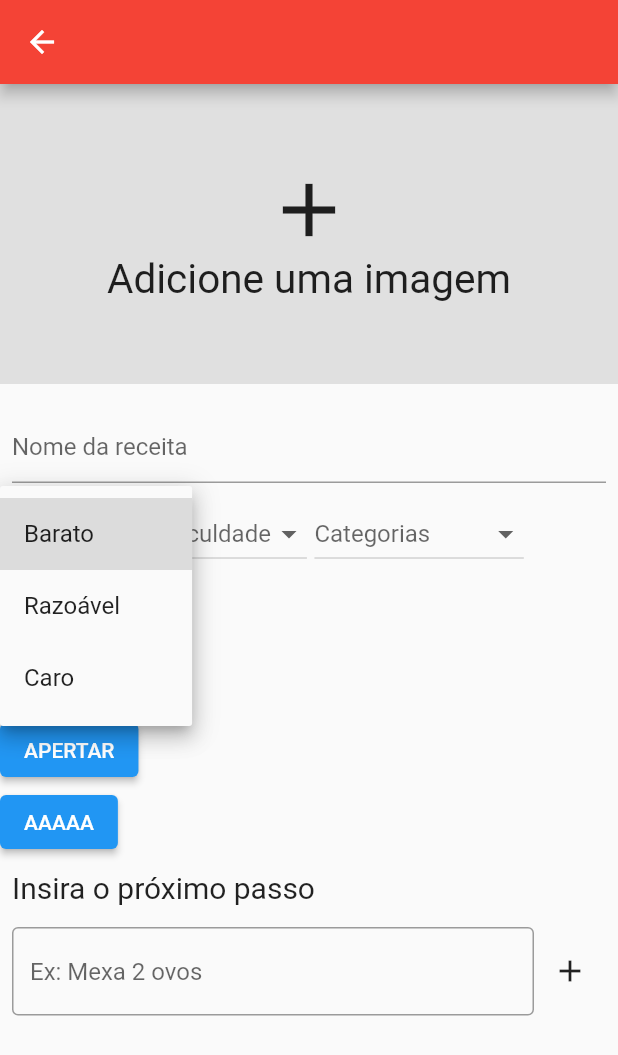
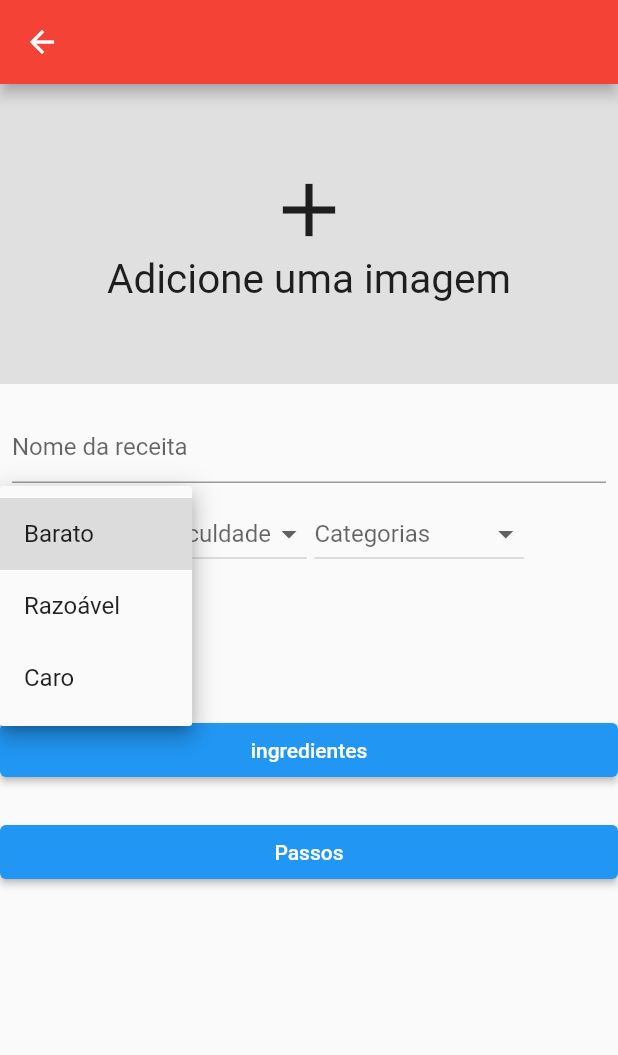
Before and after one commit to adrianoaraujo0/app_refeicoes, a Flutter app: the RegistrationPage screen opened directly, after a tap on "Custo", on a phone screen of 412 x 824 dp. Shown: the top 1055 px of the screen. Run offline on Flutter 3.47's test engine with Material 2 defaults, Android fonts, the light colour scheme and no system bars; our stand-ins replace sqflite; accounts and stored records are empty; network calls fail.

Commit message:
ïmplementando tela de registro

```diff
--- a/lib/pages/registration/registration_controller.dart
+++ b/lib/pages/registration/registration_controller.dart
@@ -32,10 +32,10 @@ class RegistrationController{
      controllerListIngredients.sink.add(listIngredients);
      textControllerIngredients.clear();
   }
+
   void updateListSteps(){
      listSteps.add(textControllerSteps.text);
      controllerListSteps.sink.add(listSteps);
      textControllerSteps.clear();
   }
-
 }
--- a/lib/pages/registration/registration_page.dart
+++ b/lib/pages/registration/registration_page.dart
@@ -36,18 +36,43 @@ class _RegistrationPageState extends State<RegistrationPage> {
             const SizedBox(height: 10),
             buildForm(),
             const SizedBox(height: 40),
-            ElevatedButton(onPressed: () => buildAlertDialog(context) , child: const Text("APERTAR")),
-            ElevatedButton(onPressed: () async{
-             registrationController.insertMeal();
-            } , child: const Text("AAAAA")),
-            buildListViewAndTextField(
-              text: "Insira o próximo passo",
-              hintText: "Ex: Mexa 2 ovos",
-              controller: registrationController.controllerListSteps,
-              textController: registrationController.textControllerSteps,
-              function: registrationController.updateListSteps
-            )
-          ]
+            Row(
+              children: [
+                Expanded(
+                  child: ElevatedButton(
+                    style: ElevatedButton.styleFrom(),
+                    onPressed: () => buildAlertDialog(
+                      context,
+                      "Insira os ingredientes",
+                      "Ex: 4 Tomates",
+                      registrationController.controllerListIngredients,
+                      registrationController.textControllerIngredients,
+                      registrationController.updateListIngredients
+                    ),
+                    child: const Text("ingredientes")
+                  ),
+                ),
+              ],
+            ),
+            const SizedBox(height: 20),
+            Row(
+              children: [
+                Expanded(
+                  child: ElevatedButton(
+                    onPressed: () => buildAlertDialog(
+                      context,
+                      "Insira os passos",
+                      "Ex: Ferver água",
+                      registrationController.controllerListSteps,
+                      registrationController.textControllerSteps,
+                      registrationController.updateListSteps
+                    ),
+                    child: const Text("Passos")
+                  ),
+                ),
+              ],
+            ),
+          ],
         ),
       ),
     );
@@ -165,7 +190,7 @@ class _RegistrationPageState extends State<RegistrationPage> {
   }
 
   Widget buildListView(List<String> list){
-    return Container(
+    return SizedBox(
       height: 50,
       width: 100,
       child: ListView.builder(
@@ -178,18 +203,21 @@ class _RegistrationPageState extends State<RegistrationPage> {
     );
   }
 
-  Future<void> buildAlertDialog(BuildContext context){
+  Future<void> buildAlertDialog(BuildContext context, String text, String hintText, StreamController<List<String>> controller, TextEditingController textEditingController, Function function){
     return showDialog(
       useSafeArea: true,
       context: context,
       builder: (context) {
         return AlertDialog(
+          actions: [
+            ElevatedButton(onPressed: (){}, child: const Text("Salvar"))
+          ],
           content: buildListViewAndTextField(
-            text: "Insira os ingredientes",
-            hintText: "Ex: 4 Tomates",
-            controller: registrationController.controllerListIngredients,
-            textController: registrationController.textControllerIngredients,
-            function: registrationController.updateListIngredients,
+            text: text,
+            hintText: hintText,
+            controller: controller,
+            textController: textEditingController,
+            function: function,
           ),
         );
       },
```
